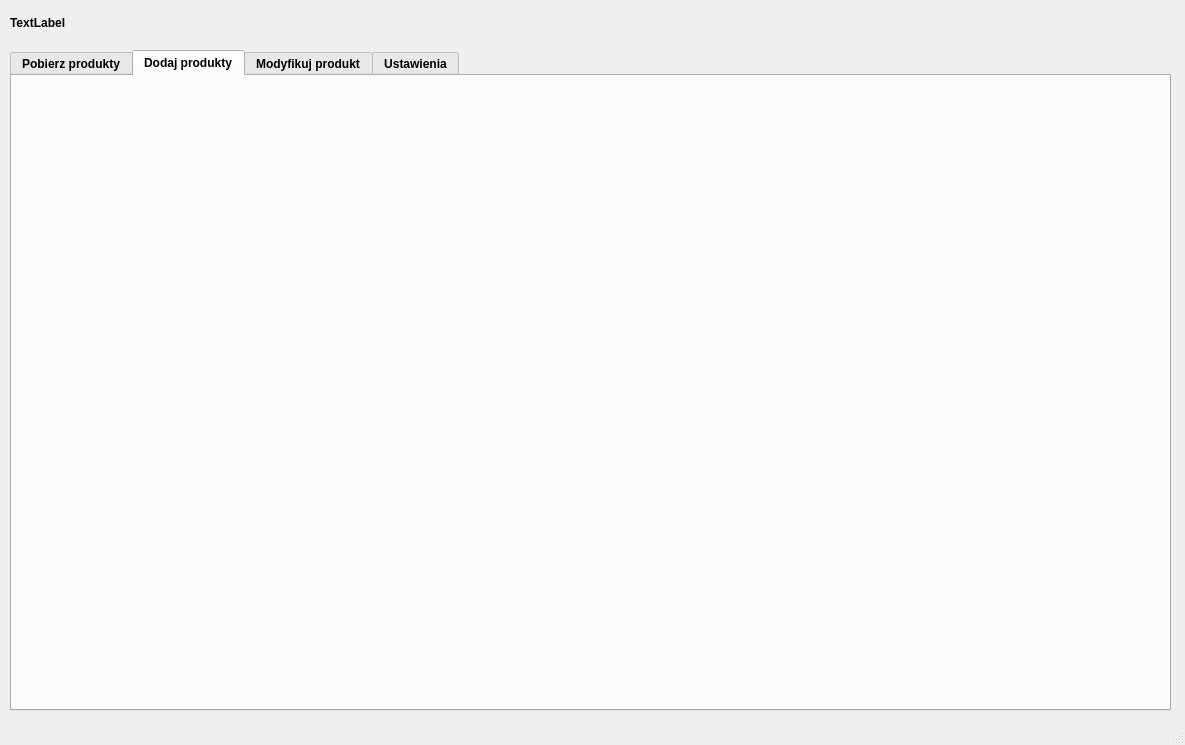
ekspensum/CPP_Projects, file WebServiceClient/servicewindow.ui: the form before one commit.
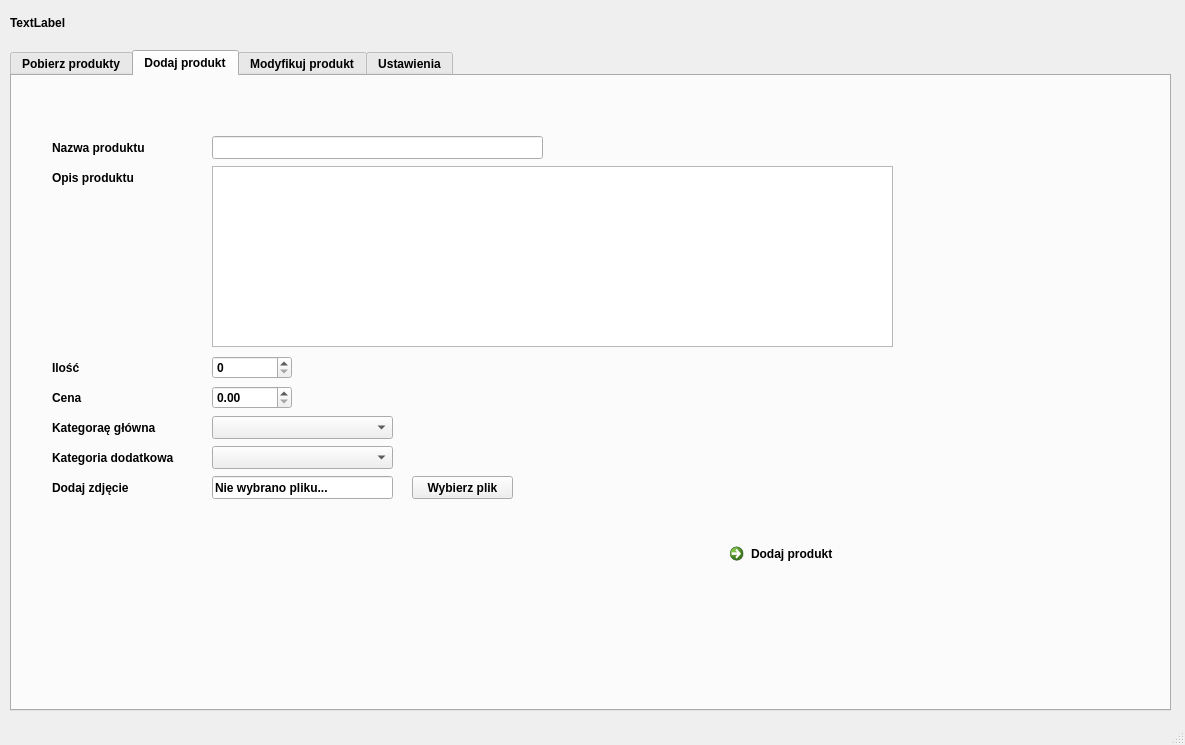
The form after the commit. The open tabs and pages were chosen to show the change.

What changed in the file:
```diff
--- a/WebServiceClient/servicewindow.ui
+++ b/WebServiceClient/servicewindow.ui
@@ -360,8 +360,207 @@
     </widget>
     <widget class="QWidget" name="tabPost">
      <attribute name="title">
-      <string>Dodaj produkty</string>
+      <string>Dodaj produkt</string>
      </attribute>
+     <widget class="QLineEdit" name="lineEditProductName">
+      <property name="geometry">
+       <rect>
+        <x>200</x>
+        <y>60</y>
+        <width>331</width>
+        <height>23</height>
+       </rect>
+      </property>
+     </widget>
+     <widget class="QTextEdit" name="textEditProductDescription">
+      <property name="geometry">
+       <rect>
+        <x>200</x>
+        <y>90</y>
+        <width>681</width>
+        <height>181</height>
+       </rect>
+      </property>
+     </widget>
+     <widget class="QComboBox" name="comboBoxCategory1">
+      <property name="geometry">
+       <rect>
+        <x>200</x>
+        <y>340</y>
+        <width>181</width>
+        <height>23</height>
+       </rect>
+      </property>
+     </widget>
+     <widget class="QComboBox" name="comboBoxCategory2">
+      <property name="geometry">
+       <rect>
+        <x>200</x>
+        <y>370</y>
+        <width>181</width>
+        <height>23</height>
+       </rect>
+      </property>
+     </widget>
+     <widget class="QDoubleSpinBox" name="doubleSpinBoxPrice">
+      <property name="geometry">
+       <rect>
+        <x>200</x>
+        <y>310</y>
+        <width>80</width>
+        <height>23</height>
+       </rect>
+      </property>
+      <property name="singleStep">
+       <double>1.000000000000000</double>
+      </property>
+      <property name="stepType">
+       <enum>QAbstractSpinBox::AdaptiveDecimalStepType</enum>
+      </property>
+     </widget>
+     <widget class="QSpinBox" name="spinBoxUnitsInStock">
+      <property name="geometry">
+       <rect>
+        <x>200</x>
+        <y>280</y>
+        <width>80</width>
+        <height>23</height>
+       </rect>
+      </property>
+     </widget>
+     <widget class="QLabel" name="label_8">
+      <property name="geometry">
+       <rect>
+        <x>40</x>
+        <y>60</y>
+        <width>135</width>
+        <height>23</height>
+       </rect>
+      </property>
+      <property name="text">
+       <string>Nazwa produktu</string>
+      </property>
+     </widget>
+     <widget class="QLabel" name="label_9">
+      <property name="geometry">
+       <rect>
+        <x>40</x>
+        <y>90</y>
+        <width>135</width>
+        <height>23</height>
+       </rect>
+      </property>
+      <property name="text">
+       <string>Opis produktu</string>
+      </property>
+     </widget>
+     <widget class="QLabel" name="label_10">
+      <property name="geometry">
+       <rect>
+        <x>40</x>
+        <y>280</y>
+        <width>135</width>
+        <height>23</height>
+       </rect>
+      </property>
+      <property name="text">
+       <string>Ilość</string>
+      </property>
+     </widget>
+     <widget class="QLabel" name="label_11">
+      <property name="geometry">
+       <rect>
+        <x>40</x>
+        <y>310</y>
+        <width>135</width>
+        <height>23</height>
+       </rect>
+      </property>
+      <property name="text">
+       <string>Cena</string>
+      </property>
+     </widget>
+     <widget class="QLabel" name="labelSelectCategory1">
+      <property name="geometry">
+       <rect>
+        <x>40</x>
+        <y>340</y>
+        <width>135</width>
+        <height>23</height>
+       </rect>
+      </property>
+      <property name="text">
+       <string>Kategoraę główna</string>
+      </property>
+     </widget>
+     <widget class="QLabel" name="labelSelectCategory2">
+      <property name="geometry">
+       <rect>
+        <x>40</x>
+        <y>370</y>
+        <width>135</width>
+        <height>23</height>
+       </rect>
+      </property>
+      <property name="text">
+       <string>Kategoria dodatkowa</string>
+      </property>
+     </widget>
+     <widget class="QLabel" name="labelAddPhoto">
+      <property name="geometry">
+       <rect>
+        <x>40</x>
+        <y>400</y>
+        <width>135</width>
+        <height>23</height>
+       </rect>
+      </property>
+      <property name="text">
+       <string>Dodaj zdjęcie</string>
+      </property>
+     </widget>
+     <widget class="QPushButton" name="pushButtonSelectImageFile">
+      <property name="geometry">
+       <rect>
+        <x>400</x>
+        <y>400</y>
+        <width>101</width>
+        <height>23</height>
+       </rect>
+      </property>
+      <property name="text">
+       <string>Wybierz plik</string>
+      </property>
+     </widget>
+     <widget class="QCommandLinkButton" name="commandLinkButtonAddProduct">
+      <property name="geometry">
+       <rect>
+        <x>710</x>
+        <y>460</y>
+        <width>168</width>
+        <height>41</height>
+       </rect>
+      </property>
+      <property name="text">
+       <string>Dodaj produkt</string>
+      </property>
+     </widget>
+     <widget class="QLineEdit" name="lineEditFileName">
+      <property name="geometry">
+       <rect>
+        <x>200</x>
+        <y>400</y>
+        <width>181</width>
+        <height>23</height>
+       </rect>
+      </property>
+      <property name="text">
+       <string>Nie wybrano pliku...</string>
+      </property>
+      <property name="readOnly">
+       <bool>true</bool>
+      </property>
+     </widget>
     </widget>
     <widget class="QWidget" name="tabPut">
      <attribute name="title">
```
Left out of the diff: 89 changed lines with no effect on the pictures.
